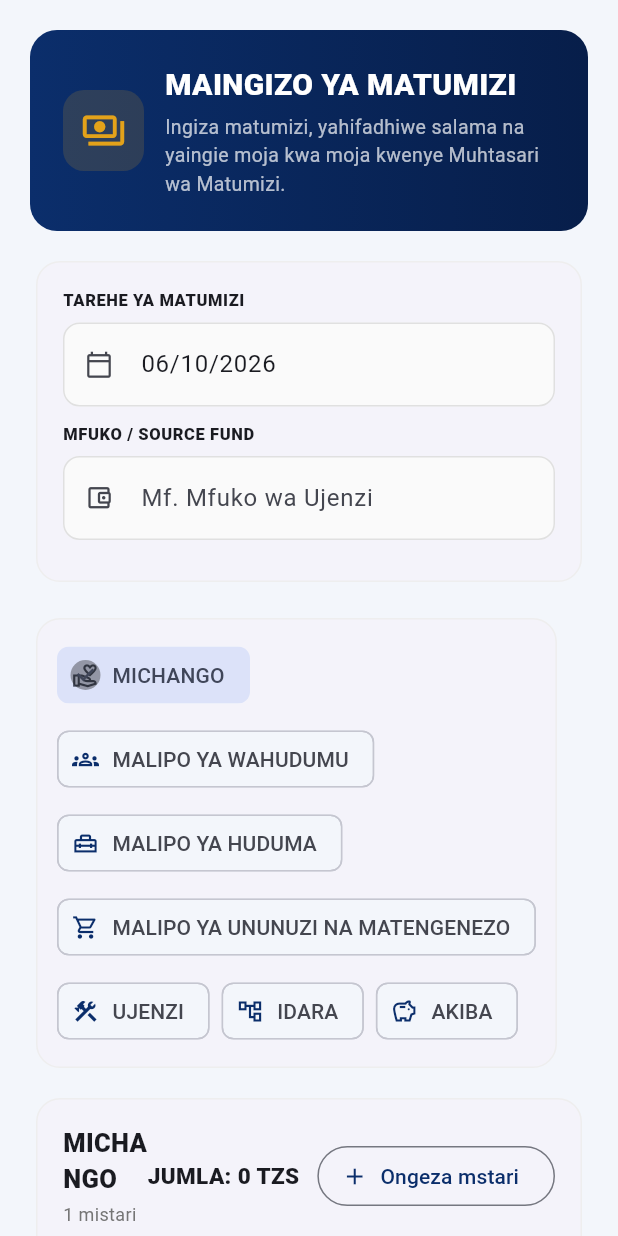
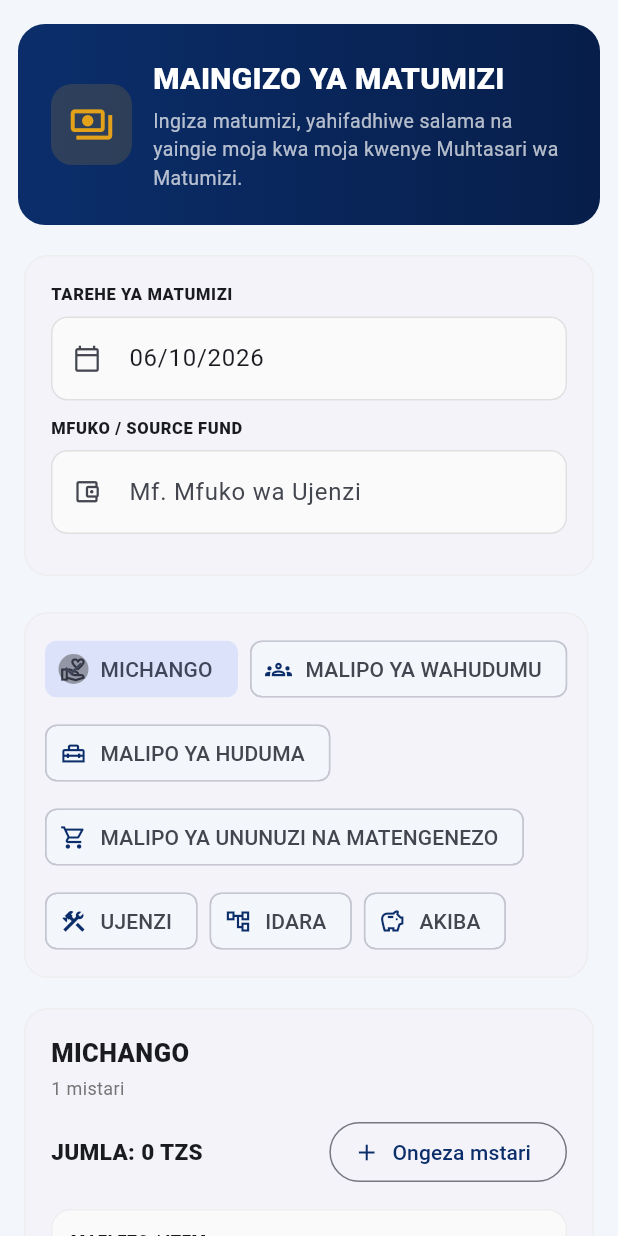
Before and after one commit to iwamsomi30-eng/HUSTLER, a Flutter app: the ExpenditureInputPage widget shown alone on an empty page, opened directly, on a phone screen of 412 x 824 dp. Run offline on Flutter 3.47's test engine with Material 3 defaults, Android fonts, the phone set to English and light mode, and no system bars; our stand-ins replace pdf, printing, share_plus, sqflite, sqflite_common_ffi, supabase_flutter; missing offline and left inert: cryptography, excel; accounts and stored records are empty.

Commit message:
Update expenditure_input_page.dart

```diff
--- a/lib/screens/expenditure_input_page.dart
+++ b/lib/screens/expenditure_input_page.dart
@@ -122,7 +122,7 @@ class _ExpenditureInputPageState extends State<ExpenditureInputPage> {
   Widget build(BuildContext context) => ListenableBuilder(
     listenable: L10n.instance,
     builder: (_, __) => SingleChildScrollView(
-      padding: const EdgeInsets.fromLTRB(20, 20, 20, 40),
+      padding: EdgeInsets.fromLTRB(pagePad(context), 16, pagePad(context), 40),
       child: Center(child: ConstrainedBox(constraints: const BoxConstraints(maxWidth: 1250), child: Column(crossAxisAlignment: CrossAxisAlignment.start, children: [
         _hero(), const SizedBox(height: 16), _contextCard(), const SizedBox(height: 16), _categoryBar(), const SizedBox(height: 12), _entryCard(),
       ]))),
@@ -156,7 +156,15 @@ class _ExpenditureInputPageState extends State<ExpenditureInputPage> {
   Widget _categoryBar() => Card(elevation: 0, shape: RoundedRectangleBorder(borderRadius: BorderRadius.circular(16), side: BorderSide(color: Colors.grey.shade200)), child: Padding(padding: const EdgeInsets.all(14), child: Wrap(spacing: 8, runSpacing: 8, children: [for (final c in ExpenditureCategory.values) ChoiceChip(label: Text(c.code), avatar: Icon(c.icon, size: 18), selected: _category==c, onSelected: (_) => setState(() => _category=c))])));
 
   Widget _entryCard() => Card(elevation: 0, shape: RoundedRectangleBorder(borderRadius: BorderRadius.circular(16), side: BorderSide(color: Colors.grey.shade200)), child: Padding(padding: const EdgeInsets.all(18), child: Column(crossAxisAlignment: CrossAxisAlignment.start, children: [
-    Row(children: [Expanded(child: Column(crossAxisAlignment: CrossAxisAlignment.start, children: [Text(_category.code, style: const TextStyle(fontSize: 17, fontWeight: FontWeight.w800)), const SizedBox(height: 3), Text('${_rows.length} ${tr('expense_entries')}', style: TextStyle(color: Colors.grey.shade600, fontSize: 12))])), Text('JUMLA: ${_money(_total)} TZS', style: const TextStyle(fontWeight: FontWeight.w800, fontSize: 15)), const SizedBox(width: 12), OutlinedButton.icon(onPressed: _addRow, icon: const Icon(Icons.add), label: Text(tr('add_row')))]),
+    LayoutBuilder(builder: (_, hc) {
+      final titleBlock = Column(crossAxisAlignment: CrossAxisAlignment.start, children: [Text(_category.code, style: const TextStyle(fontSize: 17, fontWeight: FontWeight.w800)), const SizedBox(height: 3), Text('${_rows.length} ${tr('expense_entries')}', style: TextStyle(color: Colors.grey.shade600, fontSize: 12))]);
+      final totalText = Text('JUMLA: ${_money(_total)} TZS', style: const TextStyle(fontWeight: FontWeight.w800, fontSize: 15));
+      final addBtn = OutlinedButton.icon(onPressed: _addRow, icon: const Icon(Icons.add), label: Text(tr('add_row')));
+      if (hc.maxWidth < 560) {
+        return Column(crossAxisAlignment: CrossAxisAlignment.stretch, children: [titleBlock, const SizedBox(height: 10), Row(children: [Expanded(child: totalText), addBtn])]);
+      }
+      return Row(children: [Expanded(child: titleBlock), totalText, const SizedBox(width: 12), addBtn]);
+    }),
     const SizedBox(height: 14),
     ...List.generate(_rows.length, (i) => _row(i)),
     const SizedBox(height: 12),
```
